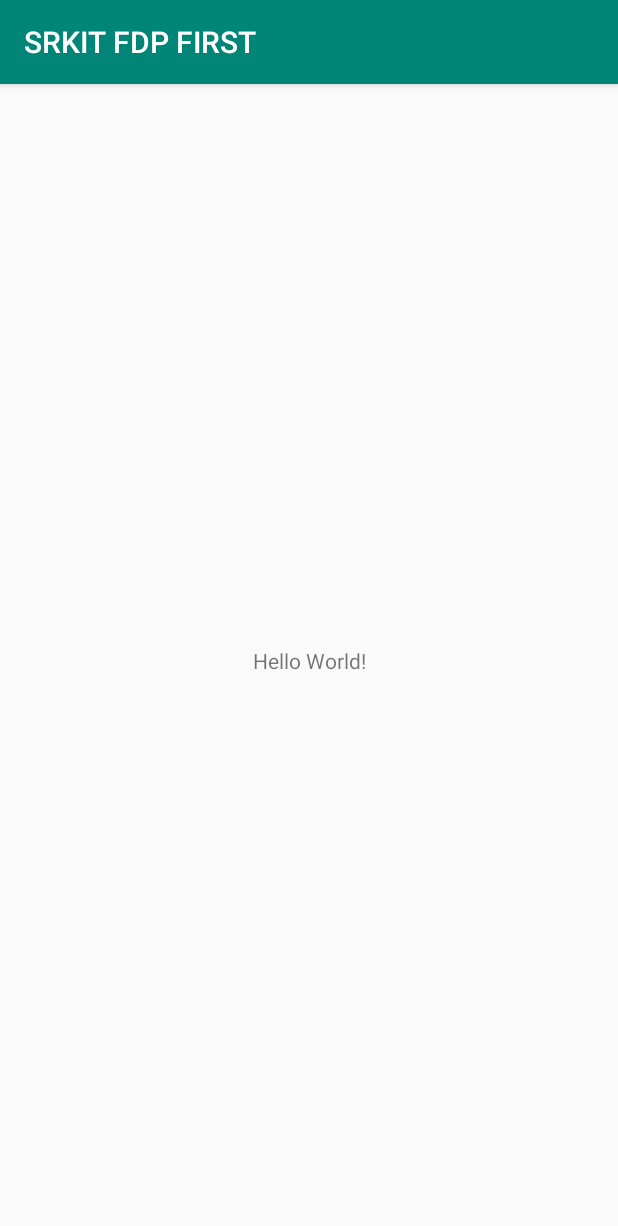
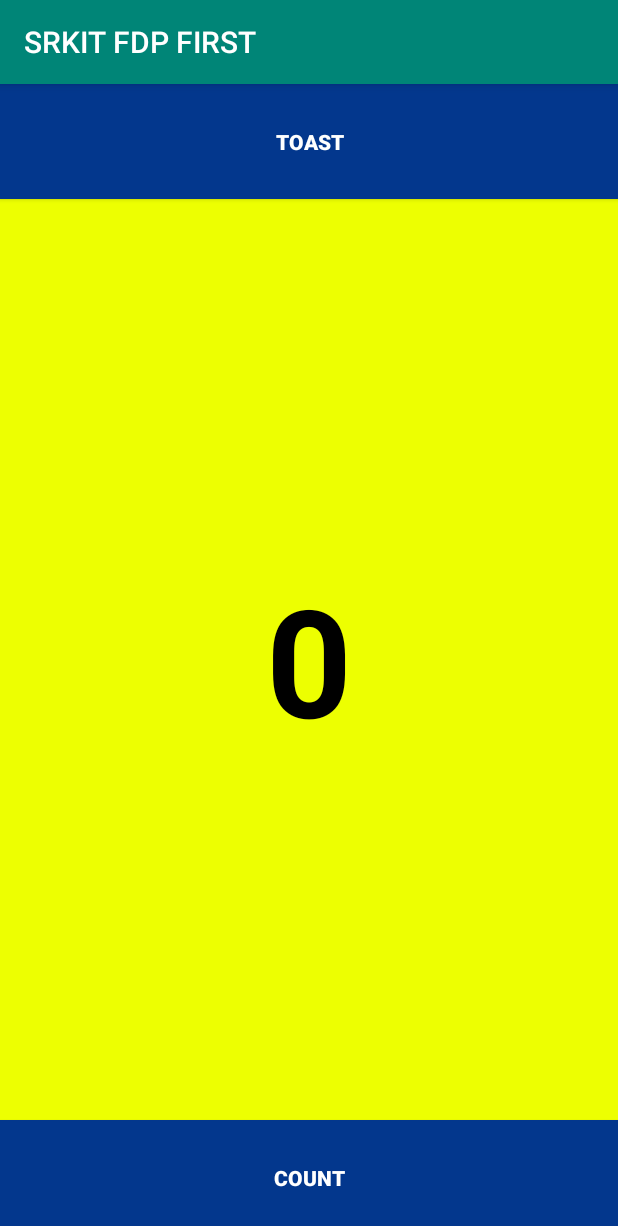
Before and after one commit to pavankumart46/SRKIT-FDP-Content, an Android app: the screen it shows after launch (MainActivity), on a phone screen of 412 x 824 dp. Shown: the top 1226 px of the screen. Run offline under Robolectric (Android 15) with nearby library versions, the phone set to English and light mode, and no system bars.

Commit message:
Design Pushed

```diff
--- a/SRKITFDPFIRST/app/src/main/res/layout/activity_main.xml
+++ b/SRKITFDPFIRST/app/src/main/res/layout/activity_main.xml
@@ -1,18 +1,41 @@
 <?xml version="1.0" encoding="utf-8"?>
-<androidx.constraintlayout.widget.ConstraintLayout xmlns:android="http://schemas.android.com/apk/res/android"
+<LinearLayout
+    xmlns:android="http://schemas.android.com/apk/res/android"
     xmlns:app="http://schemas.android.com/apk/res-auto"
     xmlns:tools="http://schemas.android.com/tools"
     android:layout_width="match_parent"
     android:layout_height="match_parent"
+    android:orientation="vertical"
     tools:context=".MainActivity">
 
+    <Button
+        android:layout_weight="1"
+        android:layout_width="match_parent"
+        android:layout_height="0dp"
+        android:background="#03378D"
+        android:text="toast"
+        android:textColor="#FFFFFF"
+        android:textStyle="bold" />
+
     <TextView
-        android:layout_width="wrap_content"
-        android:layout_height="wrap_content"
-        android:text="Hello World!"
-        app:layout_constraintBottom_toBottomOf="parent"
-        app:layout_constraintLeft_toLeftOf="parent"
-        app:layout_constraintRight_toRightOf="parent"
-        app:layout_constraintTop_toTopOf="parent" />
+        android:gravity="center"
+        android:layout_weight="8"
+        android:textColor="#000"
+        android:background="#EDFF01"
+        android:textStyle="bold"
+        android:textSize="100sp"
+        android:text="0"
+        android:layout_width="match_parent"
+        android:layout_height="0dp"/>
 
-</androidx.constraintlayout.widget.ConstraintLayout>
+    <Button
+        android:layout_weight="1"
+        android:layout_width="match_parent"
+        android:layout_height="0dp"
+        android:background="#03378D"
+        android:text="count"
+        android:textColor="#FFFFFF"
+        android:textStyle="bold" />
+
+
+</LinearLayout>
```
